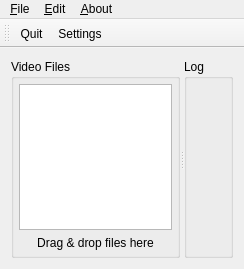
Before: the Qt Designer form mainwindow.ui in wahibre/qmtn, drawn with Qt 5.
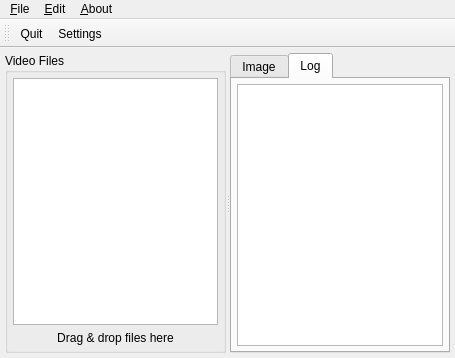
After: the same form once the commit is applied. The open tabs and pages were chosen to show the change. Custom widgets are drawn as their Qt base class.

The edit to the form file:
```diff
--- a/mainwindow.ui
+++ b/mainwindow.ui
@@ -6,8 +6,8 @@
    <rect>
     <x>0</x>
     <y>0</y>
-    <width>244</width>
-    <height>269</height>
+    <width>455</width>
+    <height>358</height>
    </rect>
   </property>
   <property name="acceptDrops">
@@ -18,6 +18,21 @@
   </property>
   <widget class="QWidget" name="centralWidget">
    <layout class="QHBoxLayout" name="horizontalLayout">
+    <property name="spacing">
+     <number>5</number>
+    </property>
+    <property name="leftMargin">
+     <number>5</number>
+    </property>
+    <property name="topMargin">
+     <number>5</number>
+    </property>
+    <property name="rightMargin">
+     <number>5</number>
+    </property>
+    <property name="bottomMargin">
+     <number>5</number>
+    </property>
     <item>
      <widget class="QSplitter" name="splitter">
       <property name="orientation">
@@ -62,22 +77,29 @@
         </item>
        </layout>
       </widget>
-      <widget class="QGroupBox" name="gbImageViewer">
-       <property name="title">
-        <string>Log</string>
+      <widget class="QTabWidget" name="TabOutput">
+       <property name="currentIndex">
+        <number>0</number>
        </property>
+       <widget class="QWidget" name="gbImageViewerPage1">
+        <attribute name="title">
+         <string>Image</string>
+        </attribute>
        <layout class="QVBoxLayout" name="verticalLayout">
+         <property name="spacing">
+          <number>5</number>
+         </property>
         <property name="leftMargin">
-         <number>5</number>
+          <number>2</number>
         </property>
         <property name="topMargin">
-         <number>5</number>
+          <number>2</number>
         </property>
         <property name="rightMargin">
-         <number>5</number>
+          <number>2</number>
         </property>
         <property name="bottomMargin">
-         <number>5</number>
+          <number>2</number>
         </property>
         <item>
          <widget class="ImageItemView" name="imageViewer">
@@ -87,6 +109,15 @@
             <verstretch>0</verstretch>
            </sizepolicy>
           </property>
+           <property name="minimumSize">
+            <size>
+             <width>15</width>
+             <height>22</height>
+            </size>
+           </property>
+           <property name="contextMenuPolicy">
+            <enum>Qt::ActionsContextMenu</enum>
+           </property>
           <property name="text">
            <string/>
           </property>
@@ -100,6 +131,39 @@
         </item>
        </layout>
       </widget>
+       <widget class="QWidget" name="tab">
+        <attribute name="title">
+         <string>Log</string>
+        </attribute>
+        <layout class="QVBoxLayout" name="verticalLayout_3">
+         <property name="spacing">
+          <number>5</number>
+         </property>
+         <property name="leftMargin">
+          <number>5</number>
+         </property>
+         <property name="topMargin">
+          <number>5</number>
+         </property>
+         <property name="rightMargin">
+          <number>5</number>
+         </property>
+         <property name="bottomMargin">
+          <number>5</number>
+         </property>
+         <item>
+          <widget class="QPlainTextEdit" name="logText">
+           <property name="lineWrapMode">
+            <enum>QPlainTextEdit::WidgetWidth</enum>
+           </property>
+           <property name="readOnly">
+            <bool>true</bool>
+           </property>
+          </widget>
+         </item>
+        </layout>
+       </widget>
+      </widget>
      </widget>
     </item>
    </layout>
@@ -109,7 +173,7 @@
     <rect>
      <x>0</x>
      <y>0</y>
-     <width>244</width>
+     <width>455</width>
      <height>20</height>
     </rect>
    </property>
```
Left out of the diff: 11 changed lines with no effect on the pictures. Lines whose indentation alone changed are shown as unchanged.
